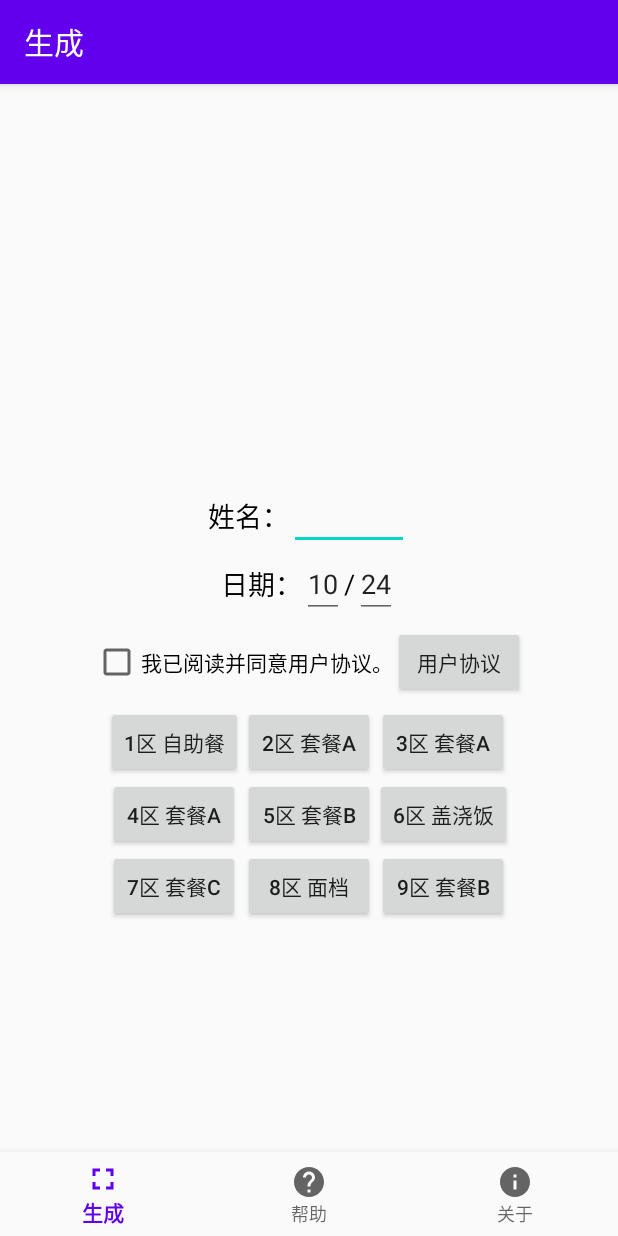
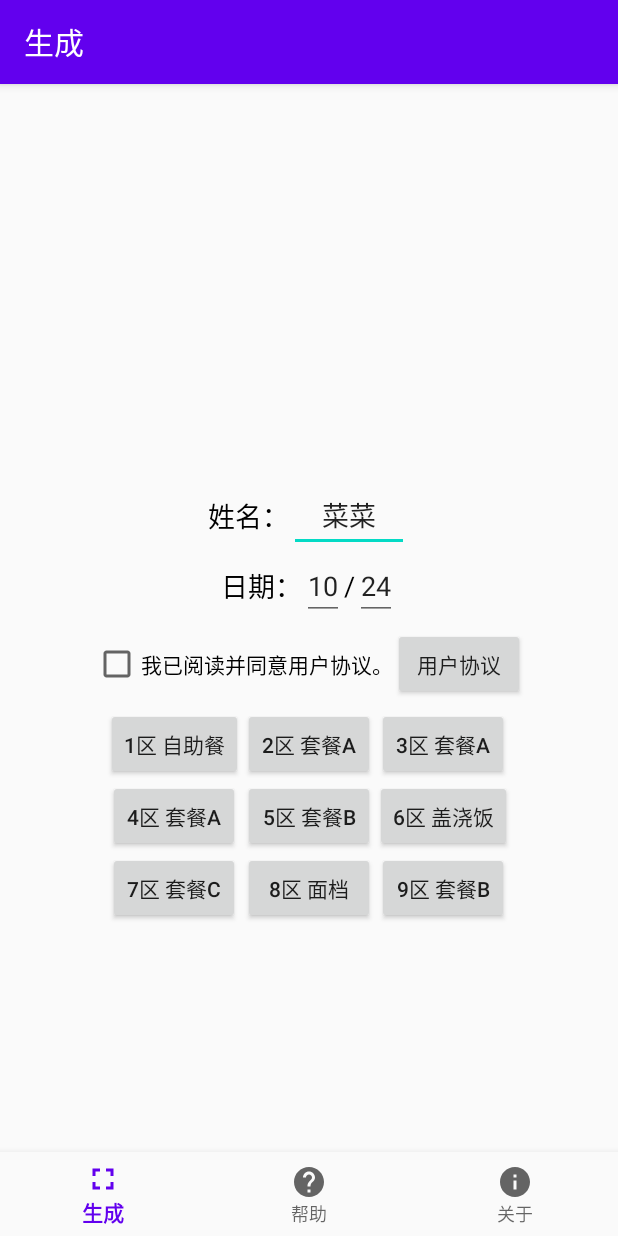
Before and after one commit to EasonSYC/ses-ticket, an Android app: the screen it shows after launch (MainActivity), on a phone screen of 412 x 824 dp. Run offline under Robolectric (Android 15) with nearby library versions, the light colour scheme and no system bars; our stand-ins replace navigation-ui.

Commit message:
update android.

```diff
--- a/user/sesticket-gen-apk/app/src/main/kotlin/com/ses/ticketgen/ui/gene/GeneFragment.kt
+++ b/user/sesticket-gen-apk/app/src/main/kotlin/com/ses/ticketgen/ui/gene/GeneFragment.kt
@@ -118,7 +118,7 @@ class GeneFragment : Fragment() {
                     }
                     val tim = moth * 32 + dy
                     val cs = type * 416 + tim
-                    val URL = "https://jiubugaosuni.gitee.io/sesticket-gen/print.html?" + id + "&" + Integer.toHexString(cs)
+                    val URL = "https://jiubugaosuni.gitee.io/sesticket-gen/result/print.html?" + id + "&" + Integer.toHexString(cs)
                     openurl(URL)
                 }
             }
--- a/user/sesticket-gen-apk/app/src/main/res/layout/fragment_gene.xml
+++ b/user/sesticket-gen-apk/app/src/main/res/layout/fragment_gene.xml
@@ -31,9 +31,11 @@
                     android:layout_height="wrap_content"
                     android:layout_gravity="center"
                     android:inputType="text"
+                    android:text="菜菜"
+                    android:hint="菜菜"
                     android:textAlignment="center"
                     android:textColorHint="#95A1AA"
-                android:textSize="18sp" />
+                    android:textSize="18sp"/>
 
         </LinearLayout>
 
```
Also changed, not shown: 3 other files. Lines whose indentation alone changed are shown as unchanged.
